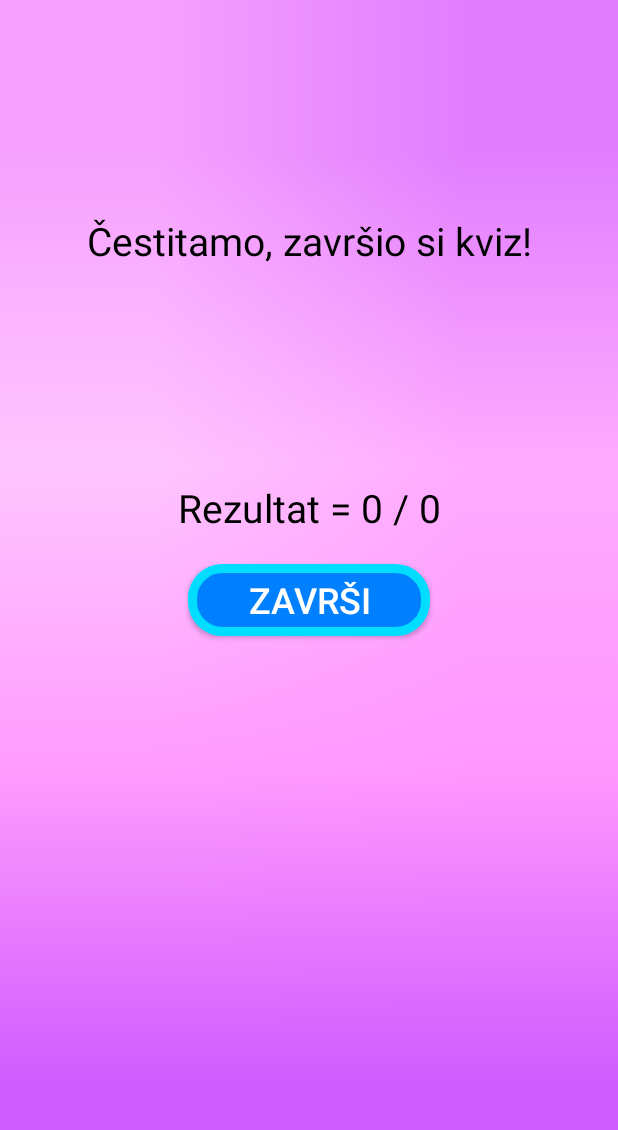
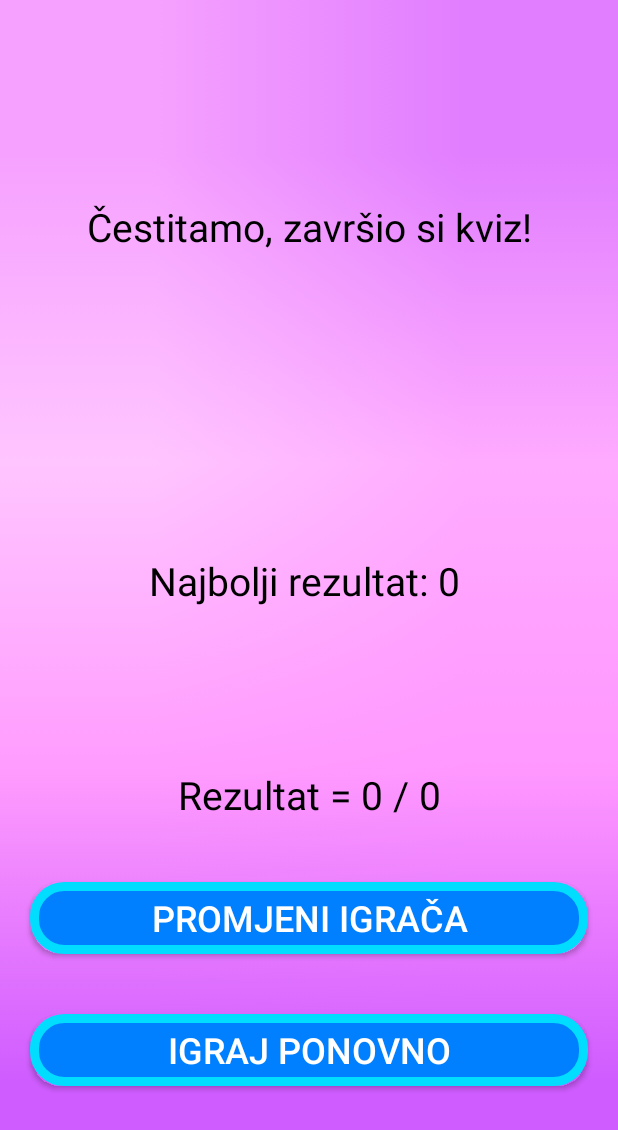
Before and after one commit to activedigital17/UpoznajmoHrvatsku, an Android app: the ResultActivity screen opened directly, with no data from a screen before it, on a phone screen of 412 x 824 dp. Shown: the top 1130 px of the screen. Run offline under Robolectric (Android 15) with nearby library versions, the phone set to English and light mode, and no system bars; Roboto replaces fonts that are not available here.

Commit message:
highscore shared preferences and 2 buttons (one for retry other for changed name )

```diff
--- a/app/src/main/java/com/quizapp/Constants.kt
+++ b/app/src/main/java/com/quizapp/Constants.kt
@@ -7,6 +7,7 @@ object Constants{
     //placeholderi koji se koriste kasnije u intentu tj prijalazu iz jednog na drugi
     const val TOTAL_QUESTIONS:String= "total_questions"
     const val CORRECT_ANSWERS:String = "correct_answers"
+
 
 
     fun getQuestions():ArrayList<Questions>{
--- a/app/src/main/java/com/quizapp/QuizQuestionsActivity.kt
+++ b/app/src/main/java/com/quizapp/QuizQuestionsActivity.kt
@@ -1,5 +1,6 @@
 package com.quizapp
 
+import android.content.Context
 import android.content.Intent
 import android.graphics.Color
 import android.graphics.LightingColorFilter
@@ -20,6 +21,8 @@ class QuizQuestionsActivity : AppCompatActivity(), View.OnClickListener {
     private var mQuestionList:ArrayList<Questions>? = null
     private var mSelectedOptionPosition:Int = 0
     private var mCorrectAnswers: Int = 0
+
+
 
 
     override fun onCreate(savedInstanceState: Bundle?) {
@@ -87,10 +90,13 @@ class QuizQuestionsActivity : AppCompatActivity(), View.OnClickListener {
                             setQuestion()
                         }else->{
 
+
+
                         val intent = Intent(this,ResultActivity::class.java)
                         intent.putExtra(Constants.TOTAL_QUESTIONS,mQuestionList!!.size )
                         intent.putExtra(Constants.CORRECT_ANSWERS, mCorrectAnswers)
                         startActivity(intent)
+                        finish()
                     }
 
                     }
--- a/app/src/main/java/com/quizapp/ResultActivity.kt
+++ b/app/src/main/java/com/quizapp/ResultActivity.kt
@@ -1,12 +1,15 @@
 package com.quizapp
 
+import android.content.Context
 import android.content.Intent
+import android.content.SharedPreferences
 import androidx.appcompat.app.AppCompatActivity
 import android.os.Bundle
 import android.view.View
 import kotlinx.android.synthetic.main.activity_result.*
 
 class ResultActivity : AppCompatActivity() {
+
 
     override fun onCreate(savedInstanceState: Bundle?) {
         super.onCreate(savedInstanceState)
@@ -17,20 +20,41 @@ class ResultActivity : AppCompatActivity() {
         window.decorView.systemUiVisibility = View.SYSTEM_UI_FLAG_FULLSCREEN
 
         val totalQuestions = intent.getIntExtra(Constants.TOTAL_QUESTIONS, 0)
-        val correctQuestions = intent.getIntExtra(Constants.CORRECT_ANSWERS,0)
+        val correctQuestions = intent.getIntExtra(Constants.CORRECT_ANSWERS, 0)
+
+
+        //spremanje highscorea
+        val sharedPreference: com.quizapp.SharedPreferences = SharedPreferences(this)
+
+        if (correctQuestions>sharedPreference.getValueInt("highscore")){
+
+            sharedPreference.save("highscore", correctQuestions)
+        }
+
 
         correct_answers_display.text = "Rezultat = $correctQuestions / $totalQuestions"
 
-        resultFinish_btn.setOnClickListener(){
 
-            val intent = Intent(this,MainActivity::class.java )
+        highscore_tv.text = "Najbolji rezultat: ${sharedPreference.getValueInt("highscore")} "
+
+
+        resultFinish_btn.setOnClickListener() {
+
+            val intent = Intent(this, MainActivity::class.java)
+            startActivity(intent)
+            finish()
+
+
+        }
+
+        playAgain_btn.setOnClickListener() {
+
+            val intent = Intent(this, QuizQuestionsActivity::class.java)
             startActivity(intent)
             finish()
 
         }
 
 
-
-
     }
 }
--- /dev/null
+++ b/app/src/main/java/com/quizapp/SharedPreferences.kt
@@ -0,0 +1,23 @@
+package com.quizapp
+
+import android.content.Context
+import android.content.SharedPreferences
+
+class SharedPreferences(val context:Context) {
+
+    private val PREFS_NAME = "highscore"
+    val sharedPref: SharedPreferences? = context.getSharedPreferences(PREFS_NAME, Context.MODE_PRIVATE)
+
+    fun save(KEY_NAME: String, value: Int) {
+        val editor: SharedPreferences.Editor = sharedPref!!.edit()
+
+        editor.putInt(KEY_NAME, value)
+
+        editor!!.commit()
+    }
+
+    fun getValueInt(KEY_NAME: String): Int {
+
+        return sharedPref!!.getInt(KEY_NAME, 0)
+    }
+}
--- a/app/src/main/res/layout/activity_result.xml
+++ b/app/src/main/res/layout/activity_result.xml
@@ -10,10 +10,10 @@
 
     <TextView
         android:layout_width="match_parent"
-        android:layout_height="match_parent"
-        android:layout_weight="1"
+        android:layout_height="wrap_content"
         android:textColor="@android:color/black"
         android:textSize="26sp"
+        android:layout_weight="1"
         android:text="Čestitamo, završio si kviz!"
         android:gravity="center"/>
 
@@ -21,25 +21,52 @@
         android:layout_width="match_parent"
         android:layout_height="wrap_content"
         android:textColor="@android:color/black"
+        android:id="@+id/highscore_tv"
+        android:textSize="26sp"
+        android:layout_weight="0.5"
+        android:gravity="center"/>
+
+
+    <TextView
+        android:layout_width="match_parent"
+        android:layout_height="wrap_content"
+        android:textColor="@android:color/black"
         android:textSize="26sp"
         tools:text="test"
+        android:layout_weight="0.3"
         android:id="@+id/correct_answers_display"
-        android:layout_marginBottom="20dp"
         android:gravity="center"/>
 
     <Button
-        android:layout_width="wrap_content"
+        android:layout_width="match_parent"
         android:layout_height="wrap_content"
         android:layout_gravity="center"
-        android:layout_marginBottom="400dp"
-        android:text="ZAVRŠI"
+        android:text="PROMJENI IGRAČA"
         android:textColor="@android:color/white"
         android:textSize="24sp"
         android:id="@+id/resultFinish_btn"
         android:paddingLeft="40dp"
         android:paddingRight="40dp"
+        android:layout_marginLeft="20dp"
+        android:layout_marginRight="20dp"
+        android:layout_marginBottom="40dp"
         android:background="@drawable/submit_btn"
         />
 
+    <Button
+        android:id="@+id/playAgain_btn"
+        android:layout_width="match_parent"
+        android:layout_height="wrap_content"
+        android:layout_gravity="center"
+        android:background="@drawable/submit_btn"
+        android:paddingLeft="40dp"
+        android:paddingRight="40dp"
+        android:layout_marginLeft="20dp"
+        android:layout_marginRight="20dp"
+        android:text="igraj ponovno"
+        android:textColor="@android:color/white"
+        android:layout_marginBottom="100dp"
+        android:textSize="24sp" />
+
 
 </LinearLayout>
```
